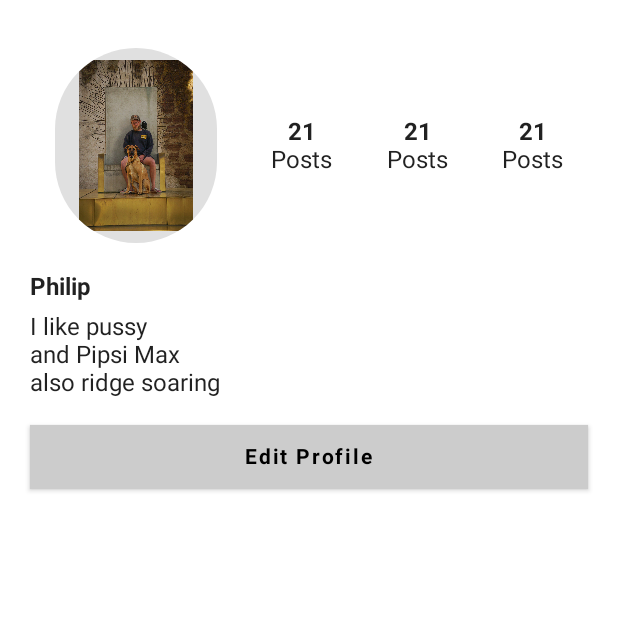
After one commit to philipAson/ComposeVisualElements, an Android app built with Jetpack Compose: the composable ExerciseBuildThisLayout shown on its own in the app's theme, on a phone screen of 412 x 824 dp, the top half of it. The commit adds this screen. Run offline under Robolectric (Android 15) with nearby library versions, the phone set to English and light mode, and no system bars.

Commit message:
ButtonsAndExercise

```diff
--- /dev/null
+++ b/app/src/main/java/com/example/visualelements/ExerciseBuildThisLayout.kt
@@ -0,0 +1,60 @@
+package com.example.visualelements
+
+import android.provider.ContactsContract.CommonDataKinds.Im
+import android.widget.Toast
+import androidx.compose.foundation.Image
+import androidx.compose.foundation.layout.*
+import androidx.compose.foundation.shape.CircleShape
+import androidx.compose.material.*
+import androidx.compose.runtime.Composable
+import androidx.compose.ui.Alignment
+import androidx.compose.ui.Modifier
+import androidx.compose.ui.graphics.Color
+import androidx.compose.ui.platform.LocalContext
+import androidx.compose.ui.res.painterResource
+import androidx.compose.ui.text.font.FontWeight
+import androidx.compose.ui.unit.dp
+
+@Composable
+fun ExerciseBuildThisLayout() {
+    val context = LocalContext.current
+    val imageResource = painterResource(id = R.drawable.me_munin_quinn)
+
+    Column() {
+        Spacer(modifier = Modifier.padding(16.dp))
+        Row(
+            verticalAlignment = Alignment.CenterVertically,
+            modifier = Modifier.fillMaxWidth(1f),
+            horizontalArrangement = Arrangement.SpaceEvenly
+        ) {
+            Button(onClick = {}, enabled = false, shape = CircleShape) {
+                Image(painter = imageResource, contentDescription = null, modifier = Modifier.fillMaxWidth(0.2f))
+            }
+            Column(horizontalAlignment = Alignment.CenterHorizontally) {
+                Text(text = "21", fontWeight = FontWeight.Bold)
+                Text(text = "Posts")
+            }
+            Column(horizontalAlignment = Alignment.CenterHorizontally) {
+                Text(text = "21", fontWeight = FontWeight.Bold)
+                Text(text = "Posts")
+            }
+            Column(horizontalAlignment = Alignment.CenterHorizontally) {
+                Text(text = "21", fontWeight = FontWeight.Bold)
+                Text(text = "Posts")
+            }
+        }
+        Column(horizontalAlignment = Alignment.Start, modifier = Modifier.padding(20.dp)) {
+            Text(text = "Philip", fontWeight = FontWeight.Bold)
+            Spacer(modifier = Modifier.padding(4.dp))
+            Text(text = "I like pussy\nand Pipsi Max\nalso ridge soaring")
+            Spacer(modifier = Modifier.padding(8.dp))
+            Button(
+                onClick = { Toast.makeText(context, "Eat pussy", Toast.LENGTH_LONG).show() },
+                modifier = Modifier.fillMaxWidth(1f), shape = MaterialTheme.shapes.large
+            ) {
+                Text(text = "Edit Profile", fontWeight = FontWeight.Bold, color = Color.Black, modifier = Modifier.padding(5.dp))
+            }
+        }
+    }
+
+}
--- a/app/src/main/java/com/example/visualelements/TestImages.kt
+++ b/app/src/main/java/com/example/visualelements/TestImages.kt
@@ -2,6 +2,7 @@ package com.example.visualelements
 
 import androidx.compose.foundation.Image
 import androidx.compose.foundation.layout.*
+import androidx.compose.material.Button
 import androidx.compose.runtime.Composable
 import androidx.compose.ui.Alignment
 import androidx.compose.ui.Modifier
@@ -32,6 +33,7 @@ fun TestImages() {
             model = "https://upload.wikimedia.org/wikipedia/commons/5/50/Rafeiro_male.jpg",
             contentDescription = null
         )
+
     }
 
 
--- a/app/src/main/java/com/example/visualelements/ui/theme/Shape.kt
+++ b/app/src/main/java/com/example/visualelements/ui/theme/Shape.kt
@@ -7,9 +7,9 @@ import androidx.compose.material.Shapes
 import androidx.compose.ui.unit.dp
 
 val Shapes = Shapes(
-//    small = RoundedCornerShape(8.dp),
+    small = RoundedCornerShape(8.dp),
 //    small = CircleShape,
-    small = CutCornerShape(16.dp),
+//    small = CutCornerShape(16.dp),
     medium = RoundedCornerShape(4.dp),
     large = RoundedCornerShape(0.dp)
 )
--- /dev/null
+++ b/app/src/main/res/drawable/ic_user.xml
@@ -0,0 +1,5 @@
+<vector android:height="24dp" android:tint="#000000"
+    android:viewportHeight="24" android:viewportWidth="24"
+    android:width="24dp" xmlns:android="http://schemas.android.com/apk/res/android">
+    <path android:fillColor="@android:color/white" android:pathData="M12,12c2.21,0 4,-1.79 4,-4s-1.79,-4 -4,-4 -4,1.79 -4,4 1.79,4 4,4zM12,14c-2.67,0 -8,1.34 -8,4v2h16v-2c0,-2.66 -5.33,-4 -8,-4z"/>
+</vector>
```
Also changed, not shown: app/src/main/java/com/example/visualelements/MainActivity.kt (+8 -1 lines), app/src/main/java/com/example/visualelements/TestButtons.kt (added, +55 -0 lines).
